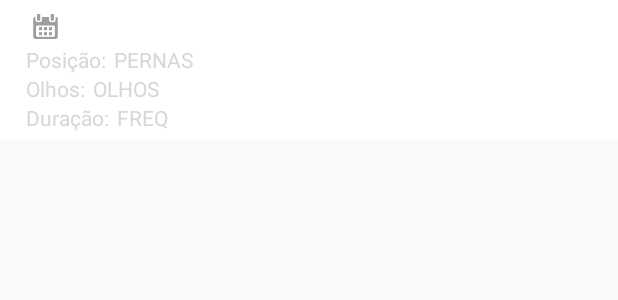
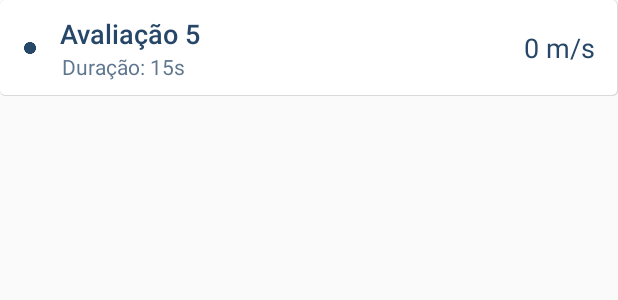
Before and after one commit to edupooch/Balance, an Android app: the layout list_item_avaliacao.xml on its own in the app's theme, with its tools: preview values and no code run, on a phone screen of 412 x 824 dp. Shown: the top 300 px of the screen. Run offline under Robolectric (Android 15) with nearby library versions, the phone set to English and light mode, and no system bars.

Commit message:
Alteração no layout da lista de avaliações

```diff
--- a/app/src/main/java/br/edu/ufcspa/balance/controle/avaliacao/ResultadoActivity.java
+++ b/app/src/main/java/br/edu/ufcspa/balance/controle/avaliacao/ResultadoActivity.java
@@ -154,7 +154,7 @@ public class ResultadoActivity extends AppCompatActivity {
     private void findViews() {
         textNomePaciente = (TextView) findViewById(R.id.text_nome_paciente);
         textIdadePaciente = (TextView) findViewById(R.id.text_idade_paciente);
-        textArea = (TextView) findViewById(R.id.text_area);
+        textArea = (TextView) findViewById(R.id.text_velocidade_media);
         textDuracao = (TextView) findViewById(R.id.text_duracao);
         textPernas = (TextView) findViewById(R.id.text_pernas);
         textOlhos = (TextView) findViewById(R.id.text_olhos);
--- a/app/src/main/java/br/edu/ufcspa/balance/controle/perfil/AvaliacoesAdapter.java
+++ b/app/src/main/java/br/edu/ufcspa/balance/controle/perfil/AvaliacoesAdapter.java
@@ -15,7 +15,7 @@ import br.edu.ufcspa.balance.modelo.Util;
 
 
 /**
- * Classe Adapter criada para fazer uma lista de paciente mais interativa e com mais informações.
+ * Classe adapter para a lista de avaliações utilizada no perfil do paciente
  */
 
 class AvaliacoesAdapter extends BaseAdapter {
@@ -54,32 +54,15 @@ class AvaliacoesAdapter extends BaseAdapter {
         //ID
         TextView txtId = (TextView) view.findViewById(R.id.text_id_avaliacao);
         txtId.setText(String.valueOf(avaliacao.id));
+        //TITULO
+        TextView textTitulo = (TextView) view.findViewById(R.id.text_titulo_avaliacao);
+        textTitulo.setText("Avaliação " + String.valueOf(getCount() - position));
         //DATA
-        TextView txtData = (TextView) view.findViewById(R.id.text_data);
+        TextView txtData = (TextView) view.findViewById(R.id.text_data_avaliacao);
         txtData.setText(Util.converterDate(avaliacao.getData()));
-        //AREA
-        TextView txtArea = (TextView) view.findViewById(R.id.text_area);
-        txtArea.setText(String.valueOf(avaliacao.getArea()) + "cm²");
-        //DURAÇÃO
-        TextView txtDuracao = (TextView) view.findViewById(R.id.text_duracao);
-        txtDuracao.setText(String.valueOf(avaliacao.getDuracao()) + " segundos");
-        //POSIÇÃO
-        TextView txtPosicao = (TextView) view.findViewById(R.id.text_posicao);
-
-        if (avaliacao.getPernas() == Avaliacao.UMA_PERNA)
-            txtPosicao.setText(" Uma perna");
-
-        if (avaliacao.getPernas() == Avaliacao.DUAS_PERNAS)
-            txtPosicao.setText(" Duas pernas");
-
-        //OLHOS
-        TextView txtOlhos = (TextView) view.findViewById(R.id.text_olhos);
-
-        if (avaliacao.getOlhos() == Avaliacao.OLHOS_ABERTOS)
-            txtOlhos.setText(" Abertos");
-
-        if (avaliacao.getOlhos() == Avaliacao.OLHOS_FECHADOS)
-            txtOlhos.setText(" Fechados");
+        //vm
+        TextView txtVelocidadeMedia = (TextView) view.findViewById(R.id.text_velocidade_media);
+        txtVelocidadeMedia.setText(String.valueOf(avaliacao.getArea()) + " m/s");
 
         return view;
     }
--- a/app/src/main/res/layout/content_resultado.xml
+++ b/app/src/main/res/layout/content_resultado.xml
@@ -99,7 +99,7 @@
                         android:textSize="13sp" />
 
                     <TextView
-                        android:id="@+id/text_area"
+                        android:id="@+id/text_velocidade_media"
                         android:layout_width="match_parent"
                         android:layout_height="wrap_content"
                         android:textSize="15sp"
--- a/app/src/main/res/layout/list_item_avaliacao.xml
+++ b/app/src/main/res/layout/list_item_avaliacao.xml
@@ -2,147 +2,64 @@
 <LinearLayout xmlns:android="http://schemas.android.com/apk/res/android"
     android:layout_width="match_parent"
     android:layout_height="wrap_content"
-    android:background="#FFFFFF"
+    android:background="@drawable/round_edge_branco"
     android:orientation="horizontal"
-    android:padding="5dp">
+    android:paddingBottom="10dp"
+    android:paddingTop="10dp">
+
+    <ImageView
+        android:layout_width="40dp"
+        android:layout_height="match_parent"
+        android:padding="16dp"
+        android:src="@drawable/icon_circulo"
+        android:tint="@color/colorPrimary" />
 
 
     <LinearLayout
-        android:layout_width="match_parent"
+        android:layout_width="wrap_content"
         android:layout_height="wrap_content"
-        android:layout_gravity="center"
+        android:layout_weight="1"
         android:orientation="vertical">
 
-        <LinearLayout
+
+        <TextView
+            android:id="@+id/text_titulo_avaliacao"
             android:layout_width="match_parent"
-            android:layout_height="match_parent"
-            android:paddingLeft="10dp"
-            android:paddingRight="1dp">
+            android:layout_height="wrap_content"
+            android:fontFamily="sans-serif-light"
+            android:text="Avaliação 5"
+            android:textColor="@color/colorPrimary"
+            android:textSize="18sp"
+            android:textStyle="bold" />
 
-            <ImageView
-                android:layout_width="30dp"
-                android:layout_height="match_parent"
-                android:layout_gravity="center"
-                android:padding="4dp"
-                android:src="@drawable/icon_data"
-                 />
 
-            <TextView
-                android:id="@+id/text_data"
-                android:layout_width="match_parent"
-                android:layout_height="wrap_content"
-                android:layout_weight="0.6"
-                android:fontFamily="sans-serif-light"
-                android:paddingLeft="2dp"
-                android:paddingRight="2dp"
-                android:textSize="18sp"
-                android:textStyle="bold" />
-
-            <Space
-                android:layout_width="2dp"
-                android:layout_height="wrap_content" />
-
-            <TextView
-                android:id="@+id/text_area"
-                android:layout_width="match_parent"
-                android:layout_height="match_parent"
-                android:layout_marginEnd="3dp"
-                android:layout_marginRight="3dp"
-                android:layout_weight="1"
-                android:gravity="end"
-                android:textSize="14sp" />
-
-        </LinearLayout>
-
-        <LinearLayout
+        <TextView
+            android:id="@+id/text_data_avaliacao"
             android:layout_width="wrap_content"
             android:layout_height="wrap_content"
-            android:paddingLeft="10dp"
-            android:paddingRight="10dp">
+            android:layout_marginLeft="1dp"
+            android:layout_marginStart="1dp"
+            android:text="Duração: 15s"
+            android:textColor="#bf294869" />
 
-            <TextView
-                android:layout_width="wrap_content"
-                android:layout_height="wrap_content"
-                android:layout_marginEnd="5dp"
-                android:layout_marginRight="5dp"
-                android:paddingLeft="2dp"
-                android:text="Posição:"
-                android:textColor="?attr/colorButtonNormal" />
-
-            <TextView
-                android:id="@+id/text_posicao"
-                android:layout_width="wrap_content"
-                android:layout_height="wrap_content"
-                android:layout_marginEnd="3dp"
-                android:layout_marginRight="3dp"
-                android:text="PERNAS"
-                android:textColor="?attr/colorButtonNormal" />
-
-        </LinearLayout>
-
-        <LinearLayout
-            android:layout_width="wrap_content"
-            android:layout_height="wrap_content"
-            android:paddingLeft="10dp"
-            android:paddingRight="10dp">
-
-            <TextView
-                android:layout_width="wrap_content"
-                android:layout_height="wrap_content"
-                android:layout_marginEnd="5dp"
-                android:layout_marginRight="5dp"
-                android:layout_weight="1"
-                android:paddingLeft="2dp"
-                android:text="Olhos:"
-                android:textColor="?attr/colorButtonNormal" />
-
-            <TextView
-                android:id="@+id/text_olhos"
-                android:layout_width="wrap_content"
-                android:layout_height="wrap_content"
-                android:layout_marginEnd="3dp"
-                android:layout_marginRight="3dp"
-                android:layout_weight="1"
-                android:text="OLHOS"
-                android:textColor="?attr/colorButtonNormal" />
-        </LinearLayout>
-
-        <LinearLayout
-            android:layout_width="wrap_content"
-            android:layout_height="wrap_content"
-            android:paddingLeft="10dp"
-            android:paddingRight="10dp">
-
-            <TextView
-                android:layout_width="wrap_content"
-                android:layout_height="wrap_content"
-                android:layout_marginEnd="5dp"
-                android:layout_marginRight="5dp"
-                android:layout_weight="1"
-                android:paddingLeft="2dp"
-                android:text="Duração:"
-                android:textColor="?attr/colorButtonNormal" />
-
-            <TextView
-                android:id="@+id/text_duracao"
-                android:layout_width="wrap_content"
-                android:layout_height="wrap_content"
-                android:layout_marginEnd="3dp"
-                android:layout_marginRight="3dp"
-                android:layout_weight="1"
-                android:text="FREQ"
-                android:textColor="?attr/colorButtonNormal" />
-        </LinearLayout>
     </LinearLayout>
 
     <TextView
+        android:id="@+id/text_velocidade_media"
+        android:layout_width="0dp"
+        android:layout_height="match_parent"
+        android:layout_marginEnd="15dp"
+        android:layout_marginRight="15dp"
+        android:layout_weight="1"
+        android:gravity="center_vertical|end"
+        android:text="0 m/s"
+        android:textColor="@color/colorPrimary"
+        android:textSize="18sp" />
+
+    <TextView
         android:id="@+id/text_id_avaliacao"
-        android:layout_width="0dp"
-        android:layout_height="0dp"
-        android:layout_weight="1"
-        android:fontFamily="sans-serif-light"
-        android:paddingLeft="2dp"
-        android:paddingRight="2dp"
-        android:textSize="18sp"
-        android:textStyle="bold" />
+        android:layout_width="wrap_content"
+        android:layout_height="wrap_content"
+        android:visibility="gone" />
+
 </LinearLayout>
--- a/app/src/main/res/layout/timer_dialog.xml
+++ b/app/src/main/res/layout/timer_dialog.xml
@@ -37,8 +37,8 @@
                 android:id="@+id/btn_menos"
                 android:layout_width="wrap_content"
                 android:layout_height="wrap_content"
-                android:text="--"
-                android:textSize="40sp" />
+                android:text="—"
+                android:textSize="36sp" />
 
             <TextView
                 android:id="@+id/picker_timer"
```
Also changed, not shown: app/src/main/res/drawable/icon_circulo.png (added).
